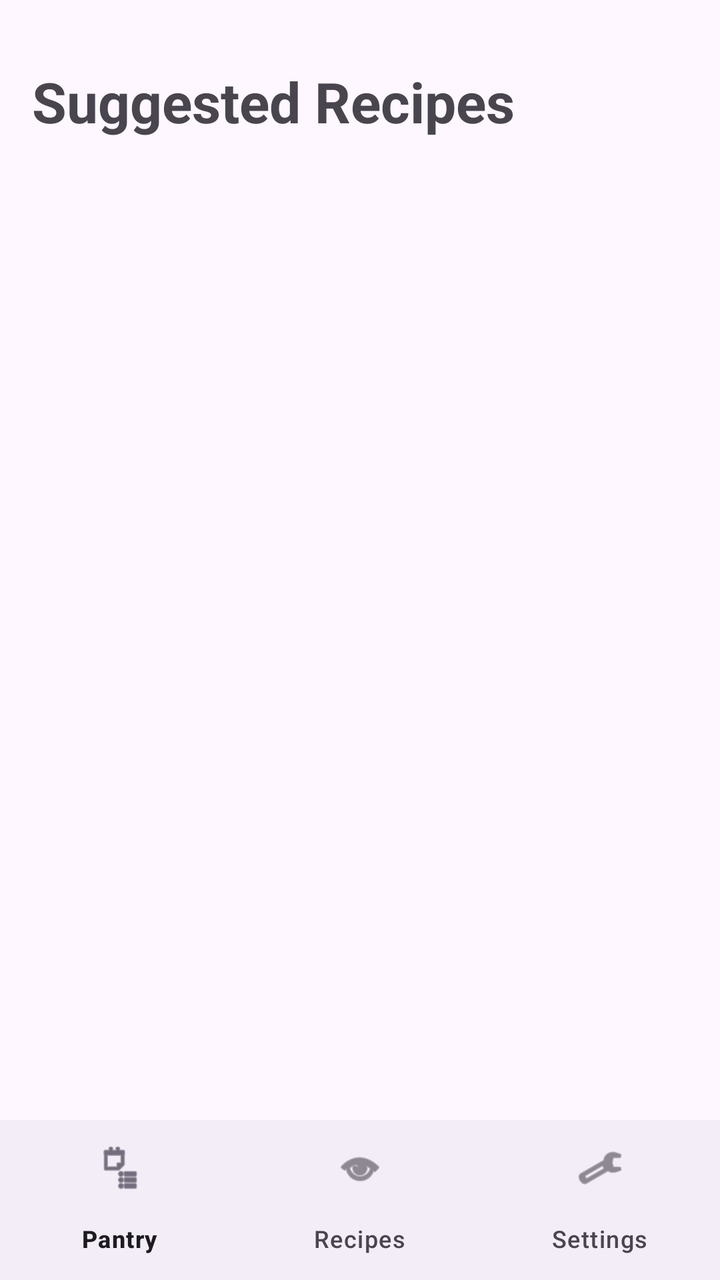
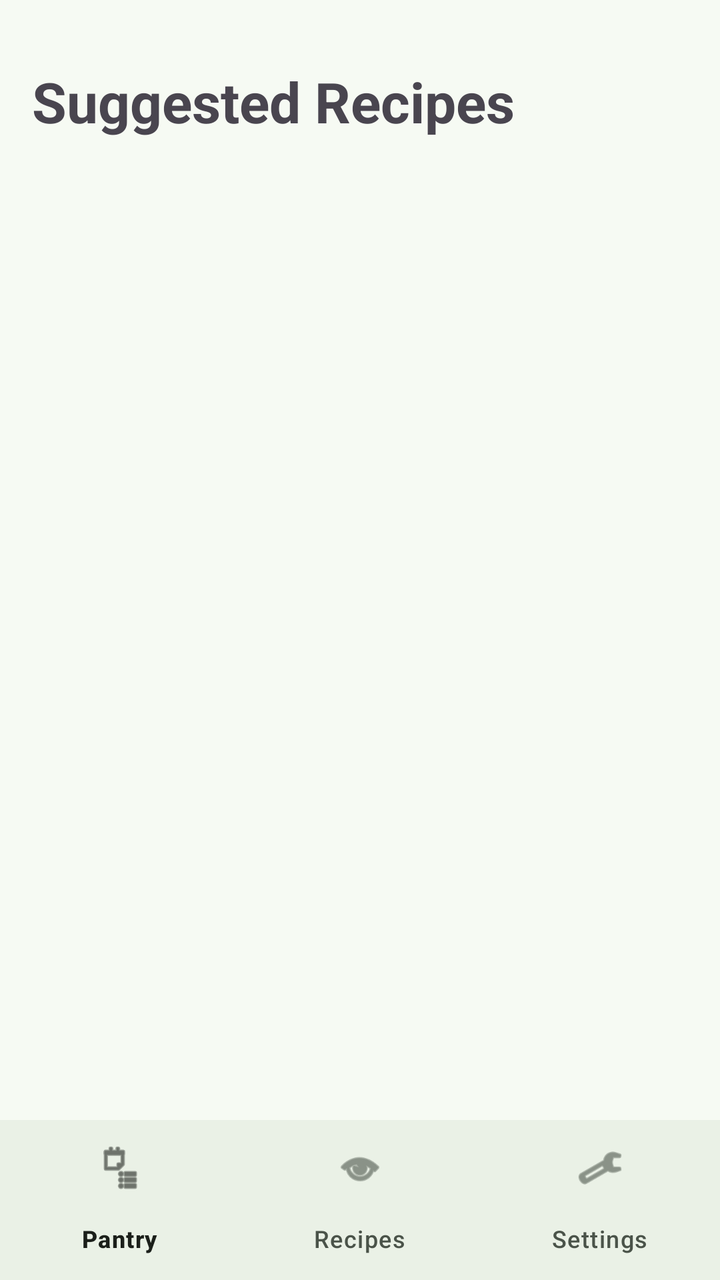

The first picture is an Android layout as it rendered before a commit; the second is the same layout after the commit. The layout source and the unified diff follow.
<!-- AndroidManifest.xml: application theme Theme.SmartPantryManager -->
<!-- res/layout/activity_suggested_recipes.xml -->
<?xml version="1.0" encoding="utf-8"?>
<LinearLayout xmlns:android="http://schemas.android.com/apk/res/android"
    xmlns:app="http://schemas.android.com/apk/res-auto"
    android:layout_width="match_parent"
    android:layout_height="match_parent"
    android:orientation="vertical">

    <LinearLayout
        android:layout_width="match_parent"
        android:layout_height="0dp"
        android:layout_weight="1"
        android:orientation="vertical"
        android:padding="16dp">

        <TextView
            android:id="@+id/titleText"
            android:layout_width="match_parent"
            android:layout_height="wrap_content"
            android:paddingTop="16dp"
            android:paddingBottom="16dp"
            android:text="Suggested Recipes"
            android:textSize="28sp"
            android:textStyle="bold" />

        <androidx.core.widget.NestedScrollView
            android:layout_width="match_parent"
            android:layout_height="0dp"
            android:layout_weight="1">

            <LinearLayout
                android:layout_width="match_parent"
                android:layout_height="wrap_content"
                android:orientation="vertical">

                <androidx.recyclerview.widget.RecyclerView
                    android:id="@+id/recipeRecyclerView"
                    android:layout_width="match_parent"
                    android:layout_height="wrap_content"
                    android:nestedScrollingEnabled="false" />

                <TextView
                    android:id="@+id/emptyText"
                    android:layout_width="match_parent"
                    android:layout_height="wrap_content"
                    android:padding="32dp"
                    android:text="No recipes match your pantry yet. Add more ingredients."
                    android:textAlignment="center"
                    android:textSize="16sp"
                    android:visibility="gone" />

                <LinearLayout
                    android:id="@+id/almostSection"
                    android:layout_width="match_parent"
                    android:layout_height="wrap_content"
                    android:orientation="vertical"
                    android:visibility="gone">

                    <TextView
                        android:layout_width="match_parent"
                        android:layout_height="wrap_content"
                        android:paddingTop="16dp"
                        android:paddingBottom="8dp"
                        android:text="Almost There (missing 1 ingredient)"
                        android:textSize="20sp"
                        android:textStyle="bold" />

                    <androidx.recyclerview.widget.RecyclerView
                        android:id="@+id/almostRecyclerView"
                        android:layout_width="match_parent"
                        android:layout_height="wrap_content"
                        android:nestedScrollingEnabled="false" />

                    <TextView
                        android:id="@+id/almostEmptyText"
                        android:layout_width="match_parent"
                        android:layout_height="wrap_content"
                        android:padding="16dp"
                        android:text="No recipes are missing just one ingredient."
                        android:textSize="16sp"
                        android:visibility="gone" />

                </LinearLayout>

            </LinearLayout>
        </androidx.core.widget.NestedScrollView>

    </LinearLayout>

    <com.google.android.material.bottomnavigation.BottomNavigationView
        android:id="@+id/bottomNav"
        android:layout_width="match_parent"
        android:layout_height="wrap_content"
        app:menu="@menu/bottom_nav_menu" />

</LinearLayout>
<!-- resources referenced by this layout -->
<resources>
  <style name="Theme.SmartPantryManager" parent="Theme.Material3.DayNight.NoActionBar" />
</resources>

<!-- the commit's change to res/layout/activity_suggested_recipes.xml (unified diff, before → after) -->
@@ -19,8 +19,7 @@
             android:paddingTop="16dp"
             android:paddingBottom="16dp"
             android:text="Suggested Recipes"
-            android:textSize="28sp"
-            android:textStyle="bold" />
+            style="@style/TextTitle" />
 
         <androidx.core.widget.NestedScrollView
             android:layout_width="match_parent"
@@ -45,7 +44,7 @@
                     android:padding="32dp"
                     android:text="No recipes match your pantry yet. Add more ingredients."
                     android:textAlignment="center"
-                    android:textSize="16sp"
+                    style="@style/TextBody"
                     android:visibility="gone" />
 
                 <LinearLayout
@@ -61,8 +60,7 @@
                         android:paddingTop="16dp"
                         android:paddingBottom="8dp"
                         android:text="Almost There (missing 1 ingredient)"
-                        android:textSize="20sp"
-                        android:textStyle="bold" />
+                        style="@style/TextHeading" />
 
                     <androidx.recyclerview.widget.RecyclerView
                         android:id="@+id/almostRecyclerView"
@@ -76,7 +74,7 @@
                         android:layout_height="wrap_content"
                         android:padding="16dp"
                         android:text="No recipes are missing just one ingredient."
-                        android:textSize="16sp"
+                        style="@style/TextBody"
                         android:visibility="gone" />
 
                 </LinearLayout>
<!-- resource entries referenced after the edit -->
@@ -1,5 +1,35 @@
 <!-- resources referenced by this layout -->
 <resources>
-  <style name="Theme.SmartPantryManager" parent="Theme.Material3.DayNight.NoActionBar" />
+  <style name="TextBody">
+          <item name="android:textSize">16sp</item>
+      </style>
+  <style name="TextHeading">
+          <item name="android:textSize">20sp</item>
+          <item name="android:textStyle">bold</item>
+      </style>
+  <style name="TextTitle">
+          <item name="android:textSize">28sp</item>
+          <item name="android:textStyle">bold</item>
+      </style>
+  <style name="Theme.SmartPantryManager" parent="Theme.Material3.Light.NoActionBar">
+          <item name="colorPrimary">@color/primary</item>
+          <item name="colorOnPrimary">@color/on_primary</item>
+          <item name="android:colorBackground">@color/background</item>
+          <item name="colorSurface">@color/background</item>
+          <item name="colorOnSurface">@color/text_primary</item>
+          <item name="colorOnSurfaceVariant">@color/text_secondary</item>
+          <item name="colorSurfaceContainer">@color/nav_background</item>
+          <item name="colorSecondaryContainer">@color/nav_indicator</item>
+          <item name="colorOnSecondaryContainer">@color/text_primary</item>
+          <item name="android:textColorPrimary">@color/text_primary</item>
+          <item name="android:textColorSecondary">@color/text_secondary</item>
+      </style>
+  <color name="primary">#2E7D32</color>
+  <color name="on_primary">#FFFFFF</color>
+  <color name="background">#F6FAF3</color>
+  <color name="text_primary">#1B1F1A</color>
+  <color name="text_secondary">#4A5349</color>
+  <color name="nav_background">#EAF1E6</color>
+  <color name="nav_indicator">#C8E6C9</color>
 </resources>
 
